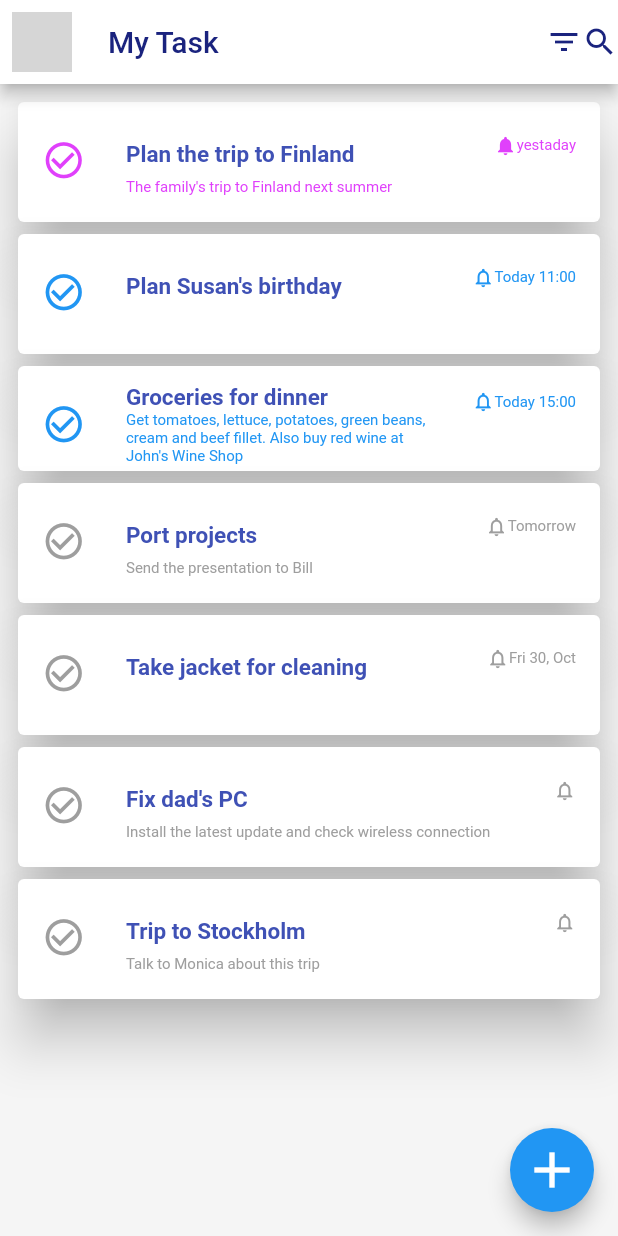
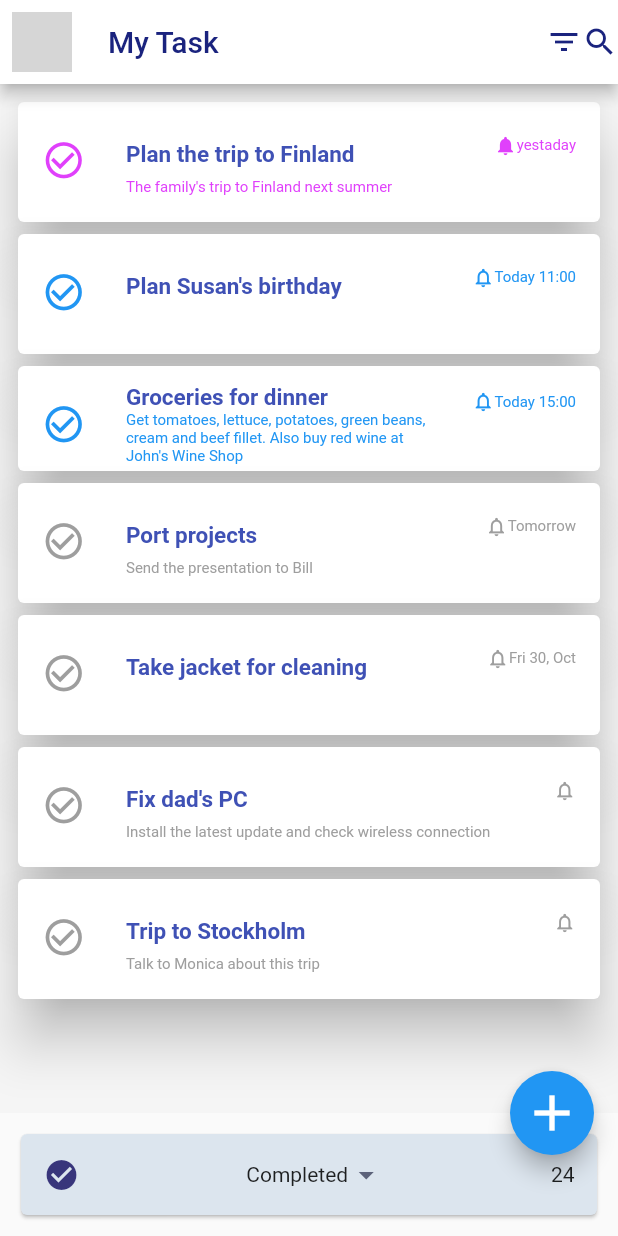
Before and after one commit to Betham40/ChatApp, a Flutter app: the screen it shows after launch, on a phone screen of 412 x 824 dp. Run offline on Flutter 3.47's test engine with Material 2 defaults, Android fonts, the light colour scheme and no system bars; network calls fail; grey boxes are pictures that could not be loaded.

Commit message:
I added a bottom sheet

```diff
--- a/to_doapp/lib/main.dart
+++ b/to_doapp/lib/main.dart
@@ -98,6 +98,25 @@ class MyTo_doApp extends StatelessWidget {
           ],
         ),
       ),
+      bottomSheet: Padding(
+        padding: const EdgeInsets.all(10.0),
+        child: Card(
+          color: Color.fromRGBO(220, 229, 238, 1),
+         child: Padding(
+           padding: const EdgeInsets.all(15.0),
+           child: Row(
+             children: [
+               Icon(Icons.check_circle, color: Color.fromRGBO(56, 53, 123, 1)),
+               Spacer(flex: 1,),
+               Text("Completed"),
+               Icon(Icons.arrow_drop_down_outlined, color: Color.fromRGBO(92, 98, 122, 1),),
+               Spacer(),
+               Text("24")
+             ],
+           ),
+         ),
+        ),
+      ),
     );
   }
 }
```
